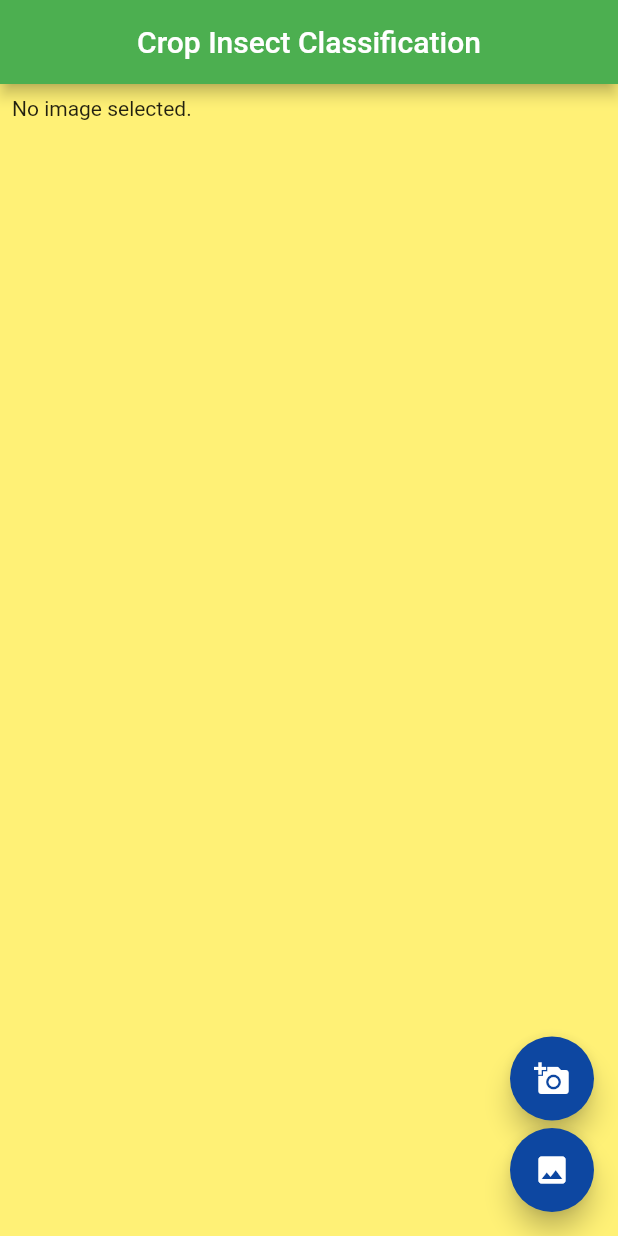
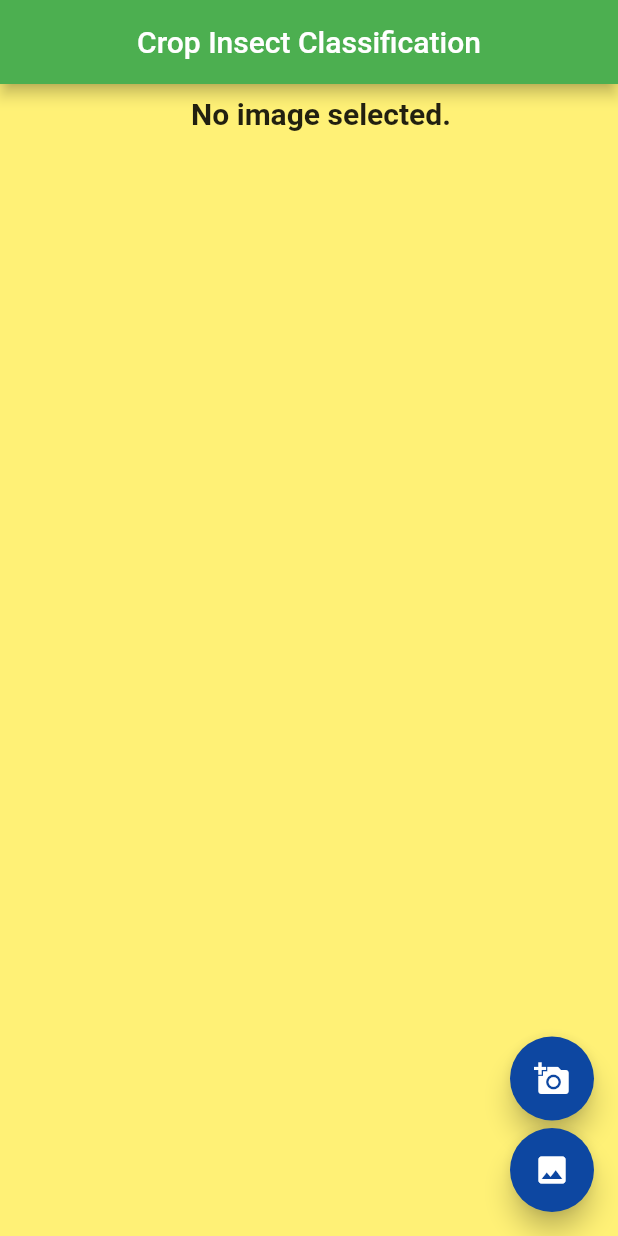
Before and after one commit to patel-himanshu/crop-insect-classification, a Flutter app: the screen it shows after launch, after a tap on the "add a photo" icon, on a phone screen of 412 x 824 dp. Run offline on Flutter 3.47's test engine with Material 2 defaults, Android fonts, the light colour scheme and no system bars; our stand-ins replace image_picker; missing offline and left inert: tflite.

```diff
--- a/crop_insect/lib/main.dart
+++ b/crop_insect/lib/main.dart
@@ -21,6 +21,7 @@ class MyApp extends StatelessWidget {
   @override
   Widget build(BuildContext context) {
     return MaterialApp(
+      debugShowCheckedModeBanner: false,
       home: MainPage(),
     );
   }
@@ -39,7 +40,7 @@ class _MainPageState extends State<MainPage> {
   bool _busy = false;
 
   void fileInfo(image) {
-    print('File Infor Function');
+    print('File Info Function');
     new FileImage(image)
         .resolve(new ImageConfiguration())
         .addListener(ImageStreamListener((ImageInfo info, bool _) {
@@ -50,27 +51,24 @@ class _MainPageState extends State<MainPage> {
     }));
   }
 
-  // Function to upload image using Camera
-  Future cameraUpload() async {
-    print('Camera Upload Function');
-    var image = await ImagePicker.pickImage(source: ImageSource.camera);
+  // Function to upload image using Camera or Gallery upload
+  Future imageUpload(int option) async {
+    print('Image Upload Function');
+    var image;
+    // Default image upload method is by Camera
+    if (option == 0) {
+      image = await ImagePicker.pickImage(source: ImageSource.camera);
+    } else {
+      image = await ImagePicker.pickImage(source: ImageSource.gallery);
+    }
+
     if (image == null) return;
+
     setState(() {
       _image = image;
       _busy = true;
     });
-    fileInfo(image);
-  }
 
-  // Function to upload image from Gallery
-  Future galleryUpload() async {
-    print('Gallery Upload Function');
-    var image = await ImagePicker.pickImage(source: ImageSource.gallery);
-    if (image == null) return;
-    setState(() {
-      _image = image;
-      _busy = true;
-    });
     fileInfo(image);
   }
 
@@ -94,13 +92,20 @@ class _MainPageState extends State<MainPage> {
   Future loadModel(File image) async {
     Tflite.close();
     print('loadModel Tflite.close()');
+
     await Tflite.loadModel(
       model: 'assets/googlenet.tflite',
       labels: 'assets/labels.txt',
       numThreads: 1, // Default value
     );
-    recognizeImage(image);
-    print('loadModel recognizeImage completed');
+    print('Tflite.loadModel executed');
+
+    try {
+      recognizeImage(image);
+      print('loadModel recognizeImage completed');
+    } catch (e) {
+      print('loadModel recognizeImage failed');
+    }
   }
 
   @override
@@ -111,7 +116,7 @@ class _MainPageState extends State<MainPage> {
 
     loadModel(_image).then((val) {
       setState(() {
-         print('loadModel setState');
+        print('loadModel setState');
         _busy = false;
       });
     });
@@ -170,7 +175,15 @@ class _MainPageState extends State<MainPage> {
           left: 0.0,
           width: size.width,
           child: _image == null
-              ? Text('No image selected.')
+              ? Center(
+                  child: Text(
+                    'No image selected.',
+                    style: TextStyle(
+                      fontSize: 20.0,
+                      fontWeight: FontWeight.bold,
+                    ),
+                  ),
+                )
               : Text('If Condition'),
               // : Container(
               //     decoration: BoxDecoration(
@@ -202,7 +215,8 @@ class _MainPageState extends State<MainPage> {
                     ),
                   ),
                 )
-              : Text('Else Condition'), //Center(child: Image.file(_image)),
+              // : Text('Else Condition'),
+              : Center(child: Image.file(_image)),
         ),
       );
     }
@@ -217,6 +231,7 @@ class _MainPageState extends State<MainPage> {
       stackChildren.add(const Center(child: CircularProgressIndicator()));
     }
 
+    // Final MaterialApp with Scaffold
     return MaterialApp(
       debugShowCheckedModeBanner: false,
       theme: ThemeData(
@@ -243,7 +258,7 @@ class _MainPageState extends State<MainPage> {
           mainAxisAlignment: MainAxisAlignment.end,
           children: <Widget>[
             FloatingActionButton(
-              onPressed: cameraUpload,
+              onPressed: () => imageUpload(0),
               tooltip: 'Capture Image from Camera',
               child: Icon(Icons.add_a_photo),
               foregroundColor: Colors.white,
@@ -254,7 +269,7 @@ class _MainPageState extends State<MainPage> {
               height: 5.0,
             ),
             FloatingActionButton(
-              onPressed: galleryUpload,
+              onPressed: () => imageUpload(1),
               tooltip: 'Upload Image from Gallery',
               child: Icon(Icons.insert_photo),
               foregroundColor: Colors.white,
--- a/crop_insect/pubspec.yaml
+++ b/crop_insect/pubspec.yaml
@@ -1,5 +1,7 @@
 name: crop_insect
 description: A new Flutter project.
+author: Himanshu Patel (hpatel27299@gmail.com)
+github: https://github.com/patel-himanshu/
 
 version: 1.0.0+1
 
@@ -15,6 +17,7 @@ dependencies:
   tflite: ^1.0.5
   camera: ^0.5.7+4
   image_picker: ^0.6.5+3
+
 
 dev_dependencies:
   flutter_test:
```
